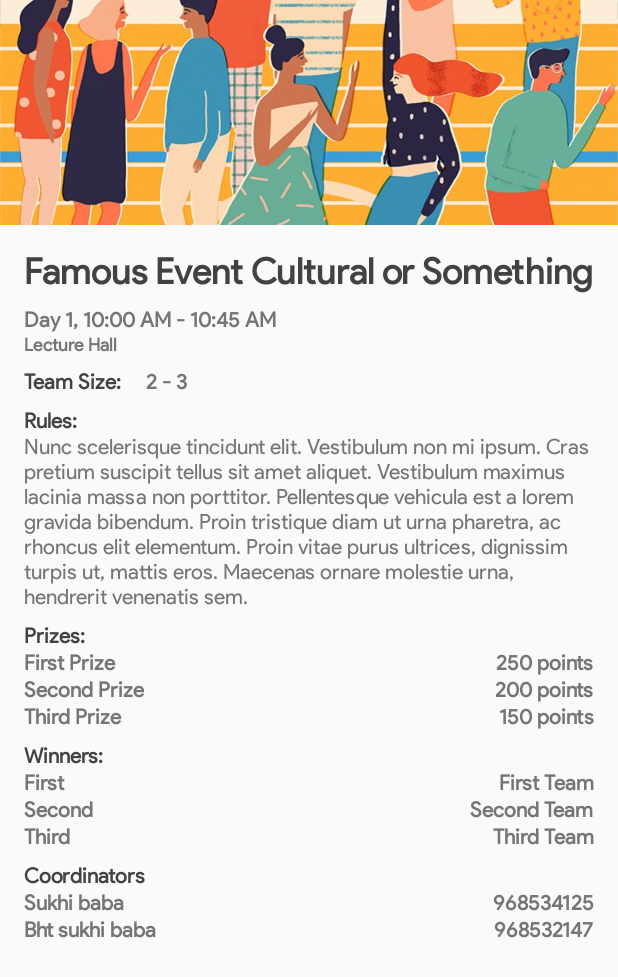
After one commit to RahulKraken/bitotsav-20, an Android app: the layout fragment_event_detail.xml on its own in the app's theme, with its tools: preview values and no code run, on a phone screen of 412 x 824 dp. The commit adds this screen. Shown: the top 977 px of the screen. Run offline under Robolectric (Android 15) with nearby library versions, the phone set to English and light mode, and no system bars.

Commit message:
event detail layout done

```diff
--- /dev/null
+++ b/app/src/main/java/in/bitotsav/bitotsav_20/event/ui/EventDetailFragment.kt
@@ -0,0 +1,25 @@
+package `in`.bitotsav.bitotsav_20.event.ui
+
+
+import android.os.Bundle
+import androidx.fragment.app.Fragment
+import android.view.LayoutInflater
+import android.view.View
+import android.view.ViewGroup
+
+import `in`.bitotsav.bitotsav_20.R
+
+/**
+ * A simple [Fragment] subclass.
+ */
+class EventDetailFragment : Fragment() {
+
+    override fun onCreateView(
+        inflater: LayoutInflater, container: ViewGroup?,
+        savedInstanceState: Bundle?
+    ): View? {
+        // Inflate the layout for this fragment
+        return inflater.inflate(R.layout.fragment_event_detail, container, false)
+    }
+
+}
--- /dev/null
+++ b/app/src/main/res/layout/fragment_event_detail.xml
@@ -0,0 +1,377 @@
+<?xml version="1.0" encoding="utf-8"?>
+<ScrollView
+    xmlns:android="http://schemas.android.com/apk/res/android"
+    xmlns:tools="http://schemas.android.com/tools"
+    xmlns:app="http://schemas.android.com/apk/res-auto"
+    android:id="@+id/event_detail"
+    android:layout_width="match_parent"
+    android:layout_height="match_parent"
+    tools:context=".event.ui.EventDetailFragment">
+
+    <androidx.constraintlayout.widget.ConstraintLayout
+        android:layout_width="match_parent"
+        android:layout_height="wrap_content">
+
+        <androidx.constraintlayout.widget.Guideline
+            android:id="@+id/start_guide"
+            android:orientation="vertical"
+            app:layout_constraintGuide_begin="16dp"
+            android:layout_width="0dp"
+            android:layout_height="0dp" />
+
+        <androidx.constraintlayout.widget.Guideline
+            android:id="@+id/end_guide"
+            android:orientation="vertical"
+            app:layout_constraintGuide_end="16dp"
+            android:layout_width="0dp"
+            android:layout_height="0dp" />
+
+        <ImageView
+            android:id="@+id/event_detail_image"
+            android:layout_width="match_parent"
+            android:layout_height="150dp"
+            android:scaleType="centerCrop"
+            android:src="@drawable/detail_placeholder"
+            app:layout_constraintStart_toStartOf="parent"
+            app:layout_constraintEnd_toEndOf="parent"
+            app:layout_constraintTop_toTopOf="parent"
+            tools:ignore="ContentDescription" />
+
+        <TextView
+            android:id="@+id/event_detail_title"
+            android:text="Famous Event Cultural or Something"
+            style="@style/font_semi_bold_24_black"
+            android:layout_width="0dp"
+            android:layout_height="wrap_content"
+            android:layout_marginTop="16dp"
+            app:layout_constraintTop_toBottomOf="@id/event_detail_image"
+            app:layout_constraintEnd_toStartOf="@+id/end_guide"
+            app:layout_constraintStart_toEndOf="@+id/start_guide" />
+
+        <TextView
+            android:id="@+id/event_detail_day_time"
+            android:text="Day 1, 10:00 AM - 10:45 AM"
+            style="@style/font_semi_bold_14_dark_grey"
+            android:layout_marginTop="8dp"
+            android:layout_width="0dp"
+            android:layout_height="wrap_content"
+            app:layout_constraintStart_toEndOf="@id/start_guide"
+            app:layout_constraintEnd_toStartOf="@id/end_guide"
+            app:layout_constraintTop_toBottomOf="@id/event_detail_title" />
+
+        <TextView
+            android:id="@+id/event_detail_venue"
+            android:text="Lecture Hall"
+            style="@style/font_semi_bold_12_dark_grey"
+            android:layout_width="0dp"
+            android:layout_height="wrap_content"
+            app:layout_constraintTop_toBottomOf="@id/event_detail_day_time"
+            app:layout_constraintStart_toEndOf="@id/start_guide"
+            app:layout_constraintEnd_toStartOf="@+id/end_guide" />
+
+        <androidx.constraintlayout.widget.Barrier
+            android:id="@+id/below_header"
+            app:barrierDirection="bottom"
+            app:constraint_referenced_ids="event_detail_venue"
+            android:layout_width="0dp"
+            android:layout_height="0dp" />
+
+        <androidx.recyclerview.widget.RecyclerView
+            android:id="@+id/event_detail_category_rv"
+            android:layout_width="0dp"
+            android:layout_height="wrap_content"
+            app:layout_constraintTop_toBottomOf="@id/below_header"
+            app:layout_constraintStart_toEndOf="@id/start_guide"
+            app:layout_constraintEnd_toStartOf="@+id/end_guide" />
+
+        <androidx.constraintlayout.widget.Barrier
+            android:id="@+id/below_rv"
+            android:orientation="horizontal"
+            app:barrierDirection="bottom"
+            app:constraint_referenced_ids="event_detail_category_rv"
+            android:layout_width="0dp"
+            android:layout_height="0dp" />
+
+        <TextView
+            android:id="@+id/event_detail_team_size_label"
+            style="@style/font_semi_bold_14_black"
+            android:text="Team Size:"
+            android:layout_marginTop="8dp"
+            android:layout_width="0dp"
+            android:layout_height="wrap_content"
+            app:layout_constraintTop_toBottomOf="@id/below_rv"
+            app:layout_constraintStart_toEndOf="@id/start_guide" />
+
+        <TextView
+            android:id="@+id/event_detail_team_size"
+            android:text="2 - 3"
+            style="@style/font_semi_bold_14_dark_grey"
+            android:layout_marginTop="8dp"
+            android:layout_marginStart="16dp"
+            app:layout_constraintStart_toEndOf="@id/event_detail_team_size_label"
+            app:layout_constraintEnd_toStartOf="@id/end_guide"
+            app:layout_constraintTop_toBottomOf="@id/below_rv"
+            android:layout_width="0dp"
+            android:layout_height="wrap_content" />
+
+        <TextView
+            android:id="@+id/event_detail_rules_label"
+            android:text="Rules:"
+            style="@style/font_semi_bold_14_black"
+            android:layout_marginTop="8dp"
+            app:layout_constraintTop_toBottomOf="@id/event_detail_team_size_label"
+            app:layout_constraintStart_toEndOf="@id/start_guide"
+            android:layout_width="0dp"
+            android:layout_height="wrap_content" />
+
+
+        <TextView
+            android:id="@+id/event_detail_rules"
+            android:text="Nunc scelerisque tincidunt elit. Vestibulum non mi ipsum. Cras pretium suscipit tellus sit amet aliquet. Vestibulum maximus lacinia massa non porttitor. Pellentesque vehicula est a lorem gravida bibendum. Proin tristique diam ut urna pharetra, ac rhoncus elit elementum. Proin vitae purus ultrices, dignissim turpis ut, mattis eros. Maecenas ornare molestie urna, hendrerit venenatis sem."
+            app:layout_constraintStart_toEndOf="@id/start_guide"
+            app:layout_constraintEnd_toStartOf="@id/end_guide"
+            app:layout_constraintTop_toBottomOf="@id/event_detail_rules_label"
+            style="@style/font_semi_bold_14_dark_grey"
+            android:textStyle="normal"
+            android:layout_width="0dp"
+            android:layout_height="wrap_content" />
+
+        <androidx.constraintlayout.widget.Barrier
+            android:id="@+id/below_rules"
+            app:barrierDirection="bottom"
+            app:constraint_referenced_ids="event_detail_rules"
+            android:layout_width="0dp"
+            android:layout_height="0dp" />
+
+        <TextView
+            android:id="@+id/event_detail_prizes_label"
+            android:text="Prizes:"
+            style="@style/font_semi_bold_14_black"
+            android:layout_marginTop="8dp"
+            app:layout_constraintTop_toBottomOf="@id/below_rules"
+            app:layout_constraintStart_toEndOf="@id/start_guide"
+            app:layout_constraintEnd_toStartOf="@id/end_guide"
+            android:layout_width="0dp"
+            android:layout_height="wrap_content" />
+
+        <LinearLayout
+            android:id="@+id/event_detail_prizes_container"
+            android:orientation="vertical"
+            app:layout_constraintTop_toBottomOf="@id/event_detail_prizes_label"
+            app:layout_constraintStart_toEndOf="@id/start_guide"
+            app:layout_constraintEnd_toStartOf="@id/end_guide"
+            android:layout_width="0dp"
+            android:layout_height="wrap_content">
+
+            <androidx.constraintlayout.widget.ConstraintLayout
+                android:layout_width="match_parent"
+                android:layout_height="wrap_content">
+                <TextView
+                    android:id="@+id/prize_one_label"
+                    android:text="First Prize"
+                    style="@style/font_semi_bold_14_dark_grey"
+                    app:layout_constraintTop_toTopOf="parent"
+                    app:layout_constraintStart_toStartOf="parent"
+                    android:layout_width="0dp"
+                    android:layout_height="wrap_content" />
+                <TextView
+                    android:id="@+id/prize_one"
+                    android:text="250 points"
+                    style="@style/font_semi_bold_14_dark_grey"
+                    app:layout_constraintTop_toTopOf="parent"
+                    app:layout_constraintEnd_toEndOf="parent"
+                    android:layout_width="0dp"
+                    android:layout_height="wrap_content" />
+            </androidx.constraintlayout.widget.ConstraintLayout>
+
+            <androidx.constraintlayout.widget.ConstraintLayout
+                android:layout_width="match_parent"
+                android:layout_height="wrap_content">
+                <TextView
+                    android:id="@+id/prize_two_label"
+                    android:text="Second Prize"
+                    style="@style/font_semi_bold_14_dark_grey"
+                    app:layout_constraintTop_toTopOf="parent"
+                    app:layout_constraintStart_toStartOf="parent"
+                    android:layout_width="0dp"
+                    android:layout_height="wrap_content" />
+                <TextView
+                    android:id="@+id/prize_two"
+                    android:text="200 points"
+                    style="@style/font_semi_bold_14_dark_grey"
+                    app:layout_constraintTop_toTopOf="parent"
+                    app:layout_constraintEnd_toEndOf="parent"
+                    android:layout_width="0dp"
+                    android:layout_height="wrap_content" />
+            </androidx.constraintlayout.widget.ConstraintLayout>
+
+            <androidx.constraintlayout.widget.ConstraintLayout
+                android:layout_width="match_parent"
+                android:layout_height="wrap_content">
+                <TextView
+                    android:id="@+id/prize_three_label"
+                    android:text="Third Prize"
+                    style="@style/font_semi_bold_14_dark_grey"
+                    app:layout_constraintTop_toTopOf="parent"
+                    app:layout_constraintStart_toStartOf="parent"
+                    android:layout_width="0dp"
+                    android:layout_height="wrap_content" />
+                <TextView
+                    android:id="@+id/prize_three"
+                    android:text="150 points"
+                    style="@style/font_semi_bold_14_dark_grey"
+                    app:layout_constraintTop_toTopOf="parent"
+                    app:layout_constraintEnd_toEndOf="parent"
+                    android:layout_width="0dp"
+                    android:layout_height="wrap_content" />
+            </androidx.constraintlayout.widget.ConstraintLayout>
+        </LinearLayout>
+
+        <TextView
+            android:id="@+id/event_detail_winner_label"
+            android:text="Winners:"
+            style="@style/font_semi_bold_14_black"
+            android:layout_marginTop="8dp"
+            app:layout_constraintTop_toBottomOf="@id/event_detail_prizes_container"
+            app:layout_constraintStart_toEndOf="@id/start_guide"
+            app:layout_constraintEnd_toStartOf="@id/end_guide"
+            android:layout_width="0dp"
+            android:layout_height="wrap_content" />
+
+        <LinearLayout
+            android:id="@+id/event_detail_winner_container"
+            android:orientation="vertical"
+            app:layout_constraintTop_toBottomOf="@id/event_detail_winner_label"
+            app:layout_constraintStart_toEndOf="@id/start_guide"
+            app:layout_constraintEnd_toStartOf="@id/end_guide"
+            android:layout_width="0dp"
+            android:layout_height="wrap_content">
+
+            <androidx.constraintlayout.widget.ConstraintLayout
+                android:layout_width="match_parent"
+                android:layout_height="wrap_content">
+                <TextView
+                    android:id="@+id/winner_one_label"
+                    android:text="First"
+                    style="@style/font_semi_bold_14_dark_grey"
+                    app:layout_constraintTop_toTopOf="parent"
+                    app:layout_constraintStart_toStartOf="parent"
+                    android:layout_width="0dp"
+                    android:layout_height="wrap_content" />
+                <TextView
+                    android:id="@+id/winner_one"
+                    android:text="First Team"
+                    style="@style/font_semi_bold_14_dark_grey"
+                    app:layout_constraintTop_toTopOf="parent"
+                    app:layout_constraintEnd_toEndOf="parent"
+                    android:layout_width="0dp"
+                    android:layout_height="wrap_content" />
+            </androidx.constraintlayout.widget.ConstraintLayout>
+
+            <androidx.constraintlayout.widget.ConstraintLayout
+                android:layout_width="match_parent"
+                android:layout_height="wrap_content">
+                <TextView
+                    android:id="@+id/winner_two_label"
+                    android:text="Second"
+                    style="@style/font_semi_bold_14_dark_grey"
+                    app:layout_constraintTop_toTopOf="parent"
+                    app:layout_constraintStart_toStartOf="parent"
+                    android:layout_width="0dp"
+                    android:layout_height="wrap_content" />
+                <TextView
+                    android:id="@+id/winner_two"
+                    android:text="Second Team"
+                    style="@style/font_semi_bold_14_dark_grey"
+                    app:layout_constraintTop_toTopOf="parent"
+                    app:layout_constraintEnd_toEndOf="parent"
+                    android:layout_width="0dp"
+                    android:layout_height="wrap_content" />
+            </androidx.constraintlayout.widget.ConstraintLayout>
+
+            <androidx.constraintlayout.widget.ConstraintLayout
+                android:layout_width="match_parent"
+                android:layout_height="wrap_content">
+                <TextView
+                    android:id="@+id/winner_three_label"
+                    android:text="Third"
+                    style="@style/font_semi_bold_14_dark_grey"
+                    app:layout_constraintTop_toTopOf="parent"
+                    app:layout_constraintStart_toStartOf="parent"
+                    android:layout_width="0dp"
+                    android:layout_height="wrap_content" />
+                <TextView
+                    android:id="@+id/winner_three"
+                    android:text="Third Team"
+                    style="@style/font_semi_bold_14_dark_grey"
+                    app:layout_constraintTop_toTopOf="parent"
+                    app:layout_constraintEnd_toEndOf="parent"
+                    android:layout_width="0dp"
+                    android:layout_height="wrap_content" />
+            </androidx.constraintlayout.widget.ConstraintLayout>
+        </LinearLayout>
+
+        <TextView
+            android:id="@+id/event_detail_coordinators_label"
+            android:text="Coordinators"
+            style="@style/font_semi_bold_14_black"
+            android:layout_marginTop="8dp"
+            app:layout_constraintStart_toEndOf="@id/start_guide"
+            app:layout_constraintEnd_toStartOf="@id/end_guide"
+            app:layout_constraintTop_toBottomOf="@id/event_detail_winner_container"
+            android:layout_width="0dp"
+            android:layout_height="wrap_content" />
+
+        <LinearLayout
+            android:id="@+id/event_detail_coordinator_container"
+            android:orientation="vertical"
+            app:layout_constraintTop_toBottomOf="@id/event_detail_coordinators_label"
+            app:layout_constraintStart_toEndOf="@id/start_guide"
+            app:layout_constraintEnd_toStartOf="@id/end_guide"
+            android:layout_width="0dp"
+            android:layout_height="wrap_content">
+
+            <androidx.constraintlayout.widget.ConstraintLayout
+                android:layout_width="match_parent"
+                android:layout_height="wrap_content">
+                <TextView
+                    android:id="@+id/coordinator_one_label"
+                    android:text="Sukhi baba"
+                    style="@style/font_semi_bold_14_dark_grey"
+                    app:layout_constraintTop_toTopOf="parent"
+                    app:layout_constraintStart_toStartOf="parent"
+                    android:layout_width="0dp"
+                    android:layout_height="wrap_content" />
+                <TextView
+                    android:id="@+id/coordinator_one"
+                    android:text="968534125"
+                    style="@style/font_semi_bold_14_dark_grey"
+                    app:layout_constraintTop_toTopOf="parent"
+                    app:layout_constraintEnd_toEndOf="parent"
+                    android:layout_width="0dp"
+                    android:layout_height="wrap_content" />
+            </androidx.constraintlayout.widget.ConstraintLayout>
+
+            <androidx.constraintlayout.widget.ConstraintLayout
+                android:layout_width="match_parent"
+                android:layout_height="wrap_content">
+                <TextView
+                    android:id="@+id/coordinator_two_label"
+                    android:text="Bht sukhi baba"
+                    style="@style/font_semi_bold_14_dark_grey"
+                    app:layout_constraintTop_toTopOf="parent"
+                    app:layout_constraintStart_toStartOf="parent"
+                    android:layout_width="0dp"
+                    android:layout_height="wrap_content" />
+                <TextView
+                    android:id="@+id/coordinator_two"
+                    android:text="968532147"
+                    style="@style/font_semi_bold_14_dark_grey"
+                    app:layout_constraintTop_toTopOf="parent"
+                    app:layout_constraintEnd_toEndOf="parent"
+                    android:layout_width="0dp"
+                    android:layout_height="wrap_content" />
+            </androidx.constraintlayout.widget.ConstraintLayout>
+        </LinearLayout>
+    </androidx.constraintlayout.widget.ConstraintLayout>
+</ScrollView>
--- a/app/src/main/res/values/styles.xml
+++ b/app/src/main/res/values/styles.xml
@@ -21,6 +21,39 @@
         <item name="android:color">@color/md_grey_500</item>
     </style>
 
+    <style name="font_semi_bold_24_black">
+        <item name="android:fontFamily">@font/product_sans_regular</item>
+        <item name="android:textSize">24sp</item>
+        <item name="android:textStyle">bold</item>
+        <item name="android:textColor">@color/md_grey_800</item>
+        <item name="android:textAlignment">viewStart</item>
+    </style>
+
+    <style name="font_semi_bold_14_dark_grey">
+        <item name="android:fontFamily">@font/product_sans_regular</item>
+        <item name="android:textSize">14sp</item>
+        <item name="android:textStyle">bold</item>
+        <item name="android:textColor">@color/md_grey_600</item>
+        <item name="android:textAlignment">viewStart</item>
+    </style>
+
+    <style name="font_semi_bold_12_dark_grey">
+        <item name="android:fontFamily">@font/product_sans_regular</item>
+        <item name="android:textSize">12sp</item>
+        <item name="android:textStyle">bold</item>
+        <item name="android:textColor">@color/md_grey_600</item>
+        <item name="android:textAlignment">viewStart</item>
+    </style>
+
+    <style name="font_semi_bold_14_black">
+        <item name="android:fontFamily">@font/product_sans_regular</item>
+        <item name="android:textSize">14sp</item>
+        <item name="android:textStyle">bold</item>
+        <item name="android:textColor">@color/md_grey_800</item>
+        <item name="android:textAlignment">viewStart</item>
+    </style>
+
+    <!-- decoration -->
     <style name="time_headers">
         <item name="android:width">64dp</item>
         <item name="android:fontFamily">@font/product_sans_regular</item>
```
Also changed, not shown: app/src/main/res/drawable/detail_placeholder.jpg (added).
